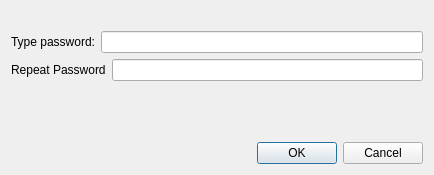
The window that src/widget/form/setpassworddialog.ui (qTox/qTox) describes before a commit, drawn with Qt 5.
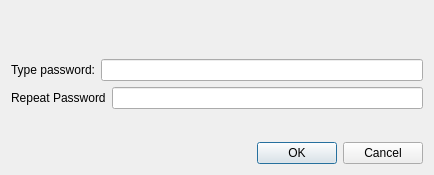
The same window after the commit.

Commit message: Added change pw buttons; encryption is very nearly done. @apprb there is one question and one TODO that you should look over in privacyform.cpp, as well as a TODO in historykeeper.cpp Also both the encryption settings box and the pw dialog lineedits should probably be in a QGridLayout... but I don't really want to do that by hand :P

```diff
--- a/src/widget/form/setpassworddialog.ui
+++ b/src/widget/form/setpassworddialog.ui
@@ -20,6 +20,19 @@
    <item>
     <widget class="QLabel" name="body" />
    </item>
+   <item>
+    <spacer name="verticalSpacer">
+     <property name="orientation">
+      <enum>Qt::Vertical</enum>
+     </property>
+     <property name="sizeHint" stdset="0">
+      <size>
+       <width>20</width>
+       <height>12</height>
+      </size>
+     </property>
+    </spacer>
+   </item>
    <item>
     <layout class="QHBoxLayout" name="hLayout1">
      <item>
@@ -64,7 +77,7 @@
      <property name="sizeHint" stdset="0">
       <size>
        <width>20</width>
-       <height>40</height>
+       <height>12</height>
       </size>
      </property>
     </spacer>
```
The commit also changes 5 other files.
